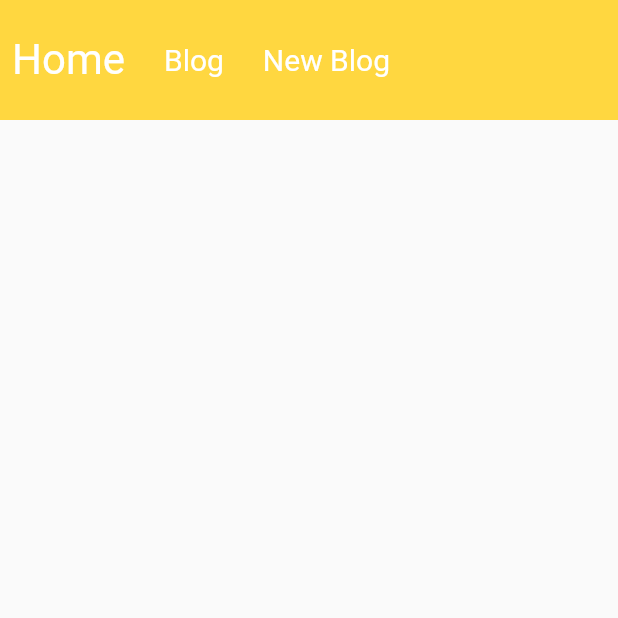
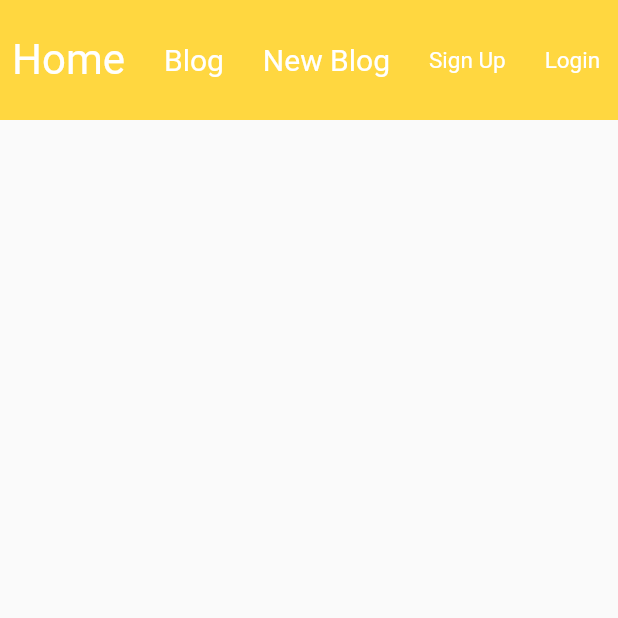
Before and after one commit to abhirup-deb/Blog_flutterWeb, a Flutter app: the screen it shows after launch, on a phone screen of 412 x 824 dp, the top half of it. Run offline on Flutter 3.47's test engine with Material 2 defaults, Android fonts, the phone set to English and light mode, and no system bars.

Commit message:
Login and Signup Buttons added

```diff
--- a/lib/Homepage.dart
+++ b/lib/Homepage.dart
@@ -17,6 +17,7 @@ class _HomeState extends State<Home>{
             width: MediaQuery.of(context).size.width,
             color: Colors.amberAccent,
             child: Row(
+              mainAxisAlignment: MainAxisAlignment.end,
               children: <Widget>[
                Container(
                  padding: EdgeInsets.all(8.0),
@@ -42,7 +43,29 @@ class _HomeState extends State<Home>{
                     style: TextStyle(fontSize: 20.0,color: Colors.white,),
                   ),
                 ),
-
+                SizedBox(
+                  width: 10.0,
+                ),
+                Container(
+                  padding: EdgeInsets.all(8.0),
+                  child: Text("Sign Up",
+                    style: TextStyle(fontSize: 15.0,color: Colors.white,),
+                    textAlign: TextAlign.right,
+                  ),
+                ),
+                SizedBox(
+                  width: 10.0,
+                ),
+                Container(
+                  padding: EdgeInsets.all(8.0),
+                  child: Text("Login",
+                    style: TextStyle(fontSize: 15.0,color: Colors.white,),
+                    textAlign: TextAlign.right,
+                  ),
+                ),
+                SizedBox(
+                  width: 10.0,
+                ),
               ],
             ),
           ),
```
